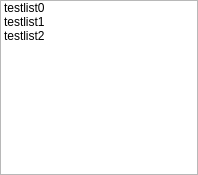
This is playerdemo/playlist.ui in itisyang/playerdemo as Qt 5 draws it before an edit. The edited form follows.
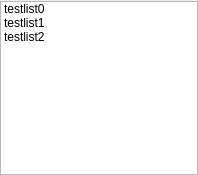
This is the edited form. Custom widgets are drawn as their Qt base class.

```diff
--- a/playerdemo/playlist.ui
+++ b/playerdemo/playlist.ui
@@ -18,7 +18,7 @@
     <number>0</number>
    </property>
    <property name="topMargin">
-    <number>0</number>
+    <number>1</number>
    </property>
    <property name="rightMargin">
     <number>0</number>
```
